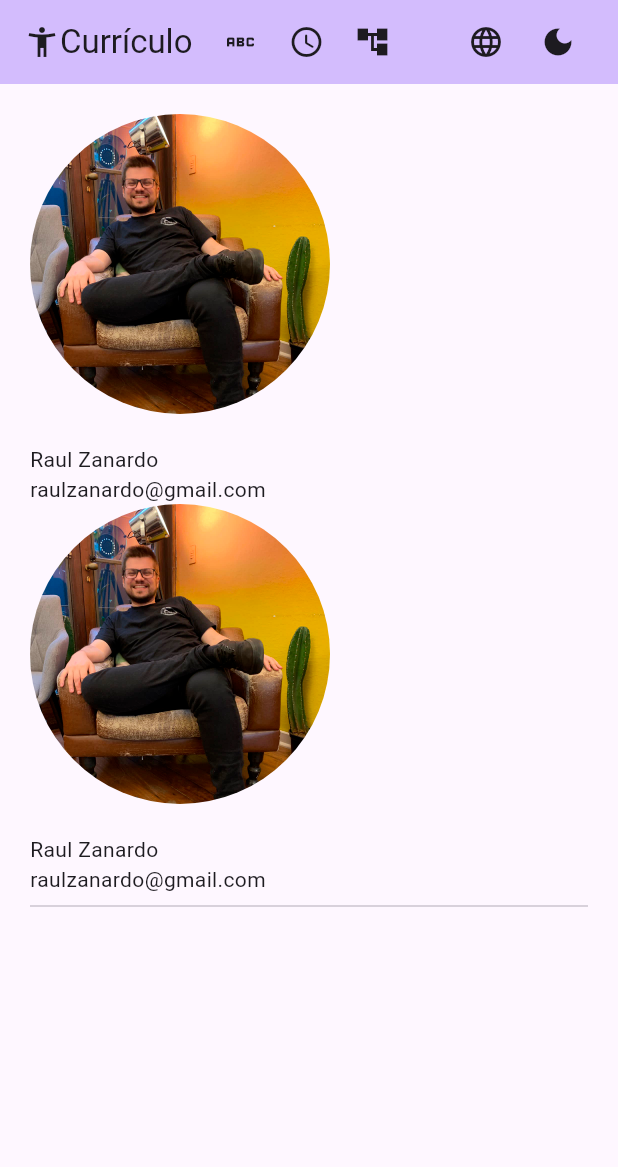
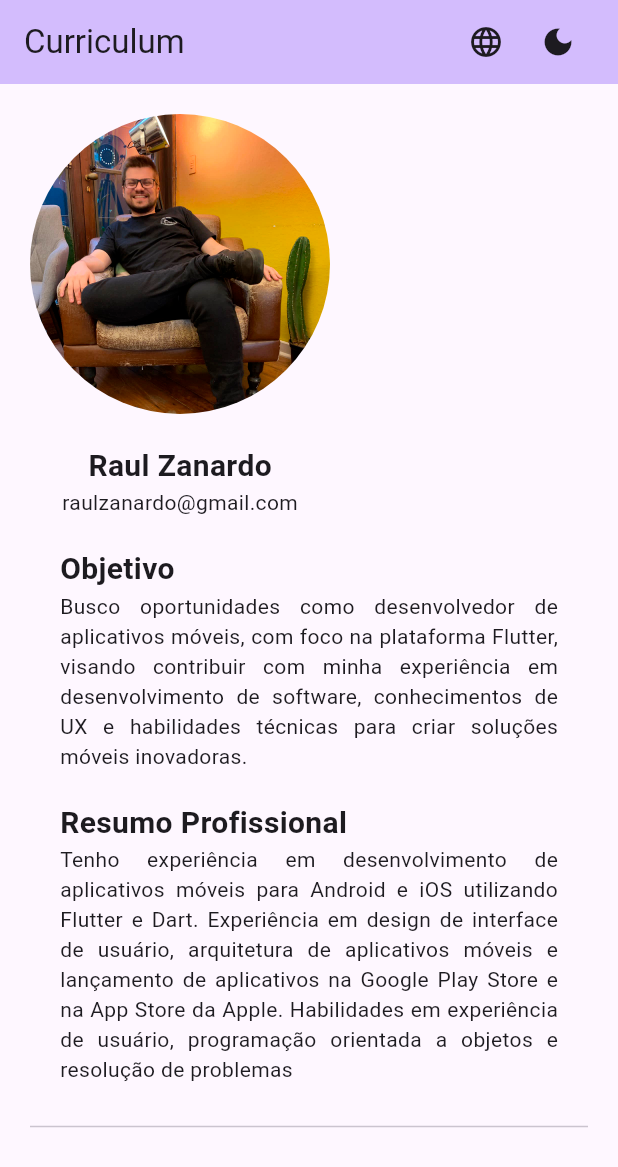
Before and after one commit to raulzanardo/curriculo, a Flutter app: the screen it shows after launch, on a phone screen of 412 x 824 dp. Shown: the top 1167 px of the screen. Run offline on Flutter 3.47's test engine with Material 3 defaults, Android fonts, the phone set to English and light mode, and no system bars.

Commit message:
melhorias na dinamica dos elementos basicos

```diff
--- /dev/null
+++ b/lib/pages/page_curriculum.dart
@@ -0,0 +1,88 @@
+import 'package:flutter/cupertino.dart';
+import 'package:flutter/material.dart';
+
+import '../widgets/widget_photo.dart';
+
+class PageCurriculum extends StatefulWidget {
+  const PageCurriculum({super.key});
+
+  @override
+  State<PageCurriculum> createState() => _PageCurriculumState();
+}
+
+class _PageCurriculumState extends State<PageCurriculum> {
+  @override
+  Widget build(BuildContext context) {
+    return Scaffold(
+      appBar: AppBar(
+        title: Row(
+          mainAxisAlignment: MainAxisAlignment.spaceBetween,
+          children: [
+            Text('Curriculum'),
+            Row(
+              children: [
+                //TODO Adicionar i18n
+                //TODO Trocar icone do idioma
+                IconButton(
+                  onPressed: () {},
+                  icon: const Icon(Icons.language),
+                ),
+                //TODO criar rotina de alteraçao de tema (Light, Dark, dinamic)
+                IconButton(
+                  onPressed: () {},
+                  icon: const Icon(Icons.dark_mode),
+                )
+              ],
+            )
+          ],
+        ),
+        backgroundColor: Theme.of(context).colorScheme.inversePrimary,
+      ),
+      body: SingleChildScrollView(
+        padding: const EdgeInsets.all(20),
+        child: Wrap(
+          ///Foto e text (1 e 2)
+          //alignment: WrapAlignment.center,
+
+          children: [
+            const WidgetPhoto(),
+            Container(
+              padding: const EdgeInsets.all(20.0),
+              width: MediaQuery.of(context).size.width > 700 ? MediaQuery.of(context).size.width - 250 : Size.infinite.width,
+              child: const Column(
+                mainAxisAlignment: MainAxisAlignment.start,
+                crossAxisAlignment: CrossAxisAlignment.start,
+                children: [
+                  Text(
+                    'Objetivo',
+                    style: TextStyle(
+                      fontSize: 20.0,
+                      fontWeight: FontWeight.bold,
+                    ),
+                  ),
+                  Text(
+                    textAlign: TextAlign.justify,
+                    'Busco oportunidades como desenvolvedor de aplicativos móveis, com foco na plataforma Flutter, visando contribuir com minha experiência em desenvolvimento de software, conhecimentos de UX e habilidades técnicas para criar soluções móveis inovadoras.',
+                  ),
+                  SizedBox(height: 20.0),
+                  Text(
+                    'Resumo Profissional',
+                    style: TextStyle(
+                      fontSize: 20.0,
+                      fontWeight: FontWeight.bold,
+                    ),
+                  ),
+                  Text(
+                    textAlign: TextAlign.justify,
+                    'Tenho experiência em desenvolvimento de aplicativos móveis para Android e iOS utilizando Flutter e Dart. Experiência em design de interface de usuário, arquitetura de aplicativos móveis e lançamento de aplicativos na Google Play Store e na App Store da Apple. Habilidades em experiência de usuário, programação orientada a objetos e resolução de problemas',
+                  ),
+                ],
+              ),
+            ),
+            const Divider(),
+          ],
+        ),
+      ),
+    );
+  }
+}
--- a/lib/pages/page_home.dart
+++ b/lib/pages/page_home.dart
@@ -18,23 +18,7 @@ class _PageHomeState extends State<PageHome> {
         title: Row(
           mainAxisAlignment: MainAxisAlignment.spaceBetween,
           children: [
-            Row(
-
-              children: [
-                Icon(Icons.accessibility_new_sharp),
-                Text('Currículo'),
-                SizedBox(width: 20.0),
-                Icon(Icons.abc),
-                SizedBox(width: 20.0),
-                Icon(Icons.access_time_rounded),
-                SizedBox(width: 20.0),
-                Icon(Icons.account_tree_sharp),
-
-              ],
-
-            ),
-
-
+            Text('Home'),
             Row(
               children: [
                 //TODO Adicionar i18n
@@ -54,17 +38,8 @@ class _PageHomeState extends State<PageHome> {
         ),
         backgroundColor: Theme.of(context).colorScheme.inversePrimary,
       ),
-      body: SingleChildScrollView(
-        padding: EdgeInsets.all(20),
-        child: Wrap(
-          ///Foto e text (1 e 2)
-          //alignment: WrapAlignment.center,
-          children: [
-            WidgetPhoto(),
-            WidgetPhoto(),
-            const Divider(),
-          ],
-        ),
+      body: Center(
+        child: Text('home'),
       ),
     );
   }
--- a/lib/widgets/widget_photo.dart
+++ b/lib/widgets/widget_photo.dart
@@ -5,7 +5,9 @@ class WidgetPhoto extends StatelessWidget {
 
   @override
   Widget build(BuildContext context) {
+    //      alignment: MediaQuery.of(context).size.width > 700 ? Alignment.topLeft : Alignment.center,
     return Column(
+      crossAxisAlignment: MediaQuery.of(context).size.width > 700 ? CrossAxisAlignment.start : CrossAxisAlignment.center,
       children: [
         Container(
           //TODO ajustar tamanho dinamico da imagem
@@ -21,10 +23,15 @@ class WidgetPhoto extends StatelessWidget {
           ),
         ),
         const SizedBox(height: 20.0),
-        Text('Raul Zanardo'),
+        Text(
+          'Raul Zanardo',
+          style: TextStyle(
+            fontWeight: FontWeight.bold,
+            fontSize: 20,
+          ),
+        ),
         Text('raulzanardo@gmail.com'), //TODO Adicionar mail-to
       ],
-      crossAxisAlignment: CrossAxisAlignment.start,
     );
   }
 }
```
Also changed, not shown: lib/main.dart (+2 -49 lines), 1 other file.
